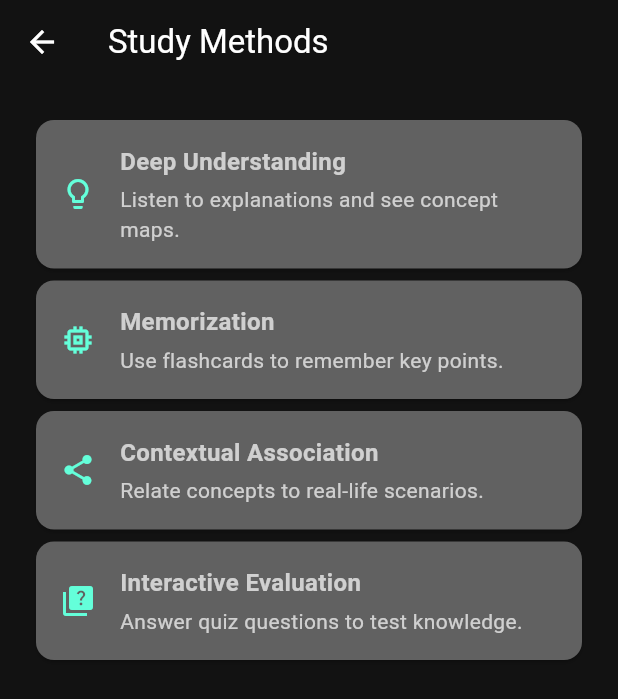
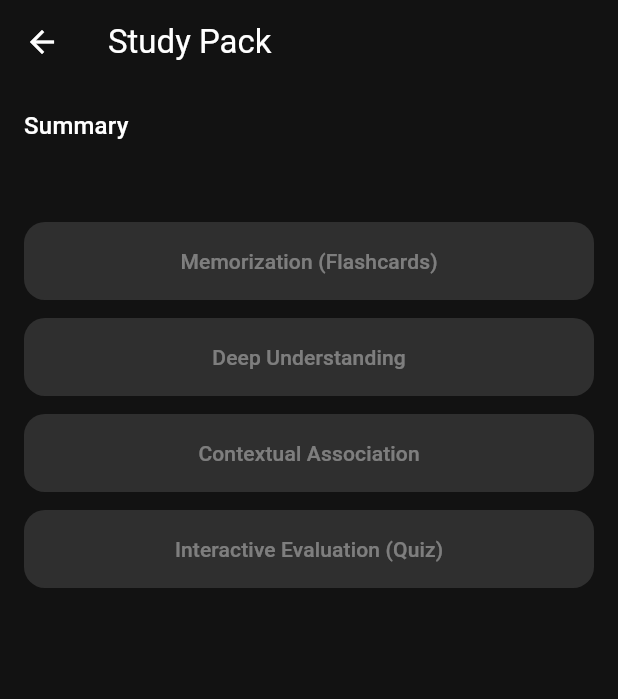
Before and after one commit to AlexPraxedes12/LearnSynth, a Flutter app: the MethodSelectionScreen screen opened by its route, on a phone screen of 412 x 824 dp. Shown: the top 699 px of the screen. Run offline on Flutter 3.47's test engine with Material 3 defaults, Android fonts, the phone set to English and light mode, and no system bars; our stand-ins replace shared_preferences; missing offline and left inert: file_selector; accounts and stored records are empty.

Commit message:
Auto-analyze audio uploads and enable study modules

```diff
--- a/frontend/learns/lib/screens/method_selection_screen.dart
+++ b/frontend/learns/lib/screens/method_selection_screen.dart
@@ -1,49 +1,68 @@
 import 'package:flutter/material.dart';
-import '../widgets/method_card.dart';
+import 'package:provider/provider.dart';
+
 import '../constants.dart';
+import '../content_provider.dart';
+import '../widgets/wide_button.dart';
 
-/// Lists the available study methods. Each card navigates to its
-/// corresponding screen using a named route.
 class MethodSelectionScreen extends StatelessWidget {
   const MethodSelectionScreen({super.key});
 
   @override
   Widget build(BuildContext context) {
+    final p = context.watch<ContentProvider>();
+
+    final enableFlash = p.flashcards.isNotEmpty;
+    final enableDeep = p.deepPrompts.isNotEmpty;
+    final enableConcept = p.conceptTopics.isNotEmpty;
+    final enableQuiz = p.quizzes.isNotEmpty;
+
     return Scaffold(
-      appBar: AppBar(title: const Text('Study Methods')),
-      body: Padding(
-        padding: const EdgeInsets.all(20.0),
-        child: ListView(
+      appBar: AppBar(title: const Text('Study Pack')),
+      body: ListView(
+        padding: const EdgeInsets.all(16),
         children: [
-            MethodCard(
-              icon: Icons.lightbulb_outline,
-              title: 'Deep Understanding',
-              description: 'Listen to explanations and see concept maps.',
-              onTap: () =>
-                  Navigator.pushNamed(context, Routes.deepUnderstanding),
+          Text('Summary', style: Theme.of(context).textTheme.titleMedium),
+          const SizedBox(height: 8),
+          Text(p.summary ?? ''),
+
+          const SizedBox(height: 24),
+
+          WideButton(
+            label: 'Memorization (Flashcards)',
+            enabled: enableFlash,
+            onPressed: enableFlash
+                ? () => Navigator.pushNamed(context, Routes.memorization)
+                : null,
           ),
-            MethodCard(
-              icon: Icons.memory,
-              title: 'Memorization',
-              description: 'Use flashcards to remember key points.',
-              onTap: () => Navigator.pushNamed(context, Routes.memorization),
+          const SizedBox(height: 12),
+
+          WideButton(
+            label: 'Deep Understanding',
+            enabled: enableDeep,
+            onPressed: enableDeep
+                ? () => Navigator.pushNamed(context, Routes.deepUnderstanding)
+                : null,
           ),
-            MethodCard(
-              icon: Icons.share,
-              title: 'Contextual Association',
-              description: 'Relate concepts to real-life scenarios.',
-              onTap: () =>
-                  Navigator.pushNamed(context, Routes.contextualAssociation),
+          const SizedBox(height: 12),
+
+          WideButton(
+            label: 'Contextual Association',
+            enabled: enableConcept,
+            onPressed: enableConcept
+                ? () => Navigator.pushNamed(context, Routes.contextualAssociation)
+                : null,
           ),
-            MethodCard(
-              icon: Icons.quiz,
-              title: 'Interactive Evaluation',
-              description: 'Answer quiz questions to test knowledge.',
-              onTap: () =>
-                  Navigator.pushNamed(context, Routes.interactiveEvaluation),
+          const SizedBox(height: 12),
+
+          WideButton(
+            label: 'Interactive Evaluation (Quiz)',
+            enabled: enableQuiz,
+            onPressed: enableQuiz
+                ? () => Navigator.pushNamed(context, Routes.interactiveEvaluation)
+                : null,
           ),
         ],
-        ),
       ),
     );
   }
```
Also changed, not shown: frontend/learns/lib/content_provider.dart (+65 -48 lines), frontend/learns/lib/screens/file_transcribe_screen.dart (+36 -6 lines). Lines whose indentation alone changed are shown as unchanged.
